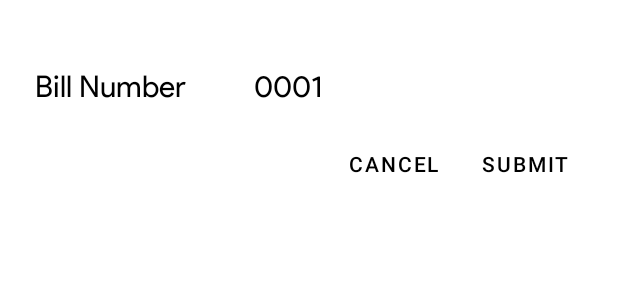
After one commit to NetworkSoftware/OneTouchBillUser, an Android app: the layout success_dialog.xml on its own in the app's theme, with its tools: preview values and no code run, on a phone screen of 412 x 824 dp. The commit adds this screen. Shown: the top 300 px of the screen. Run offline under Robolectric (Android 15) with nearby library versions, the phone set to English and light mode, and no system bars; network calls fail.

Commit message:
commit_07/11

```diff
--- a/app/src/main/res/layout/activity_main.xml
+++ b/app/src/main/res/layout/activity_main.xml
@@ -271,6 +271,7 @@
                             android:fontFamily="@font/sans"
                             android:gravity="center"
                             android:hint="No"
+                            android:imeOptions="actionNext"
                             android:inputType="number"
                             android:textColor="@color/black"
                             android:textColorHint="@color/gray"
@@ -292,6 +293,7 @@
                             android:layout_weight="1"
                             android:backgroundTint="@color/transparent"
                             android:fontFamily="@font/sans"
+                            android:imeOptions="actionNext"
                             android:gravity="center"
                             android:hint="Quantity"
                             android:inputType="number"
--- a/app/src/main/res/layout/customer_details.xml
+++ b/app/src/main/res/layout/customer_details.xml
@@ -52,7 +52,7 @@
                 </com.google.android.material.textfield.TextInputLayout>
 
                 <com.google.android.material.textfield.TextInputLayout
-                    android:id="@+id/perQuantityText"
+                    android:id="@+id/whatsappNumberText"
                     style="@style/Widget.MaterialComponents.TextInputLayout.OutlinedBox"
                     android:layout_width="match_parent"
                     android:layout_height="wrap_content"
@@ -68,7 +68,9 @@
                         android:layout_gravity="center"
                         android:backgroundTint="@color/gray"
                         android:fontFamily="@font/sans"
-                        android:inputType="numberDecimal"
+                        android:inputType="number"
+                        android:maxLength="10"
+                        android:digits="0123456789"
                         android:textColorHint="#c6c6c6"
                         android:textSize="15dp" />
 
--- /dev/null
+++ b/app/src/main/res/layout/success_dialog.xml
@@ -0,0 +1,96 @@
+<?xml version="1.0" encoding="utf-8"?>
+<FrameLayout xmlns:android="http://schemas.android.com/apk/res/android"
+    xmlns:app="http://schemas.android.com/apk/res-auto"
+    android:layout_width="fill_parent"
+    android:layout_height="wrap_content"
+    android:layout_gravity="top"
+    android:gravity="top"
+    android:orientation="vertical">
+
+    <FrameLayout
+        android:layout_width="match_parent"
+        android:layout_height="wrap_content"
+        android:layout_gravity="center_vertical"
+        android:layout_marginLeft="8dp"
+        android:layout_marginTop="20dp"
+        android:layout_marginRight="8dp"
+        android:orientation="vertical">
+
+        <LinearLayout
+            android:layout_width="match_parent"
+            android:layout_height="wrap_content"
+            android:orientation="vertical"
+            android:padding="10dp">
+
+
+            <LinearLayout
+                android:layout_width="match_parent"
+                android:layout_height="wrap_content"
+                android:layout_margin="5dp"
+                android:orientation="vertical">
+
+                <LinearLayout
+                    android:layout_width="match_parent"
+                    android:layout_height="wrap_content"
+                    android:orientation="horizontal">
+
+
+                    <TextView
+                        android:layout_width="wrap_content"
+                        android:layout_height="wrap_content"
+                        android:fontFamily="@font/sans"
+                        android:text="Bill Number"
+                        android:textColor="@color/black"
+                        android:textSize="20dp" />
+
+                    <TextView
+                        android:id="@+id/billNo"
+                        android:layout_width="wrap_content"
+                        android:layout_height="wrap_content"
+                        android:layout_marginLeft="45dp"
+                        android:fontFamily="@font/sans"
+                        android:text="0001"
+                        android:textColor="@color/black"
+                        android:textSize="20dp" />
+                </LinearLayout>
+
+
+            </LinearLayout>
+
+
+            <LinearLayout
+                android:layout_width="match_parent"
+                android:layout_height="wrap_content"
+                android:layout_gravity="right"
+                android:layout_marginTop="10dp"
+                android:gravity="right"
+                android:orientation="horizontal">
+
+                <Button
+                    android:id="@+id/cancelBtn"
+                    style="@style/Widget.MaterialComponents.Button.TextButton"
+                    android:layout_width="wrap_content"
+                    android:layout_height="wrap_content"
+                    android:text="Cancel" />
+
+                <Button
+                    android:id="@+id/submitBtn"
+                    style="@style/Widget.MaterialComponents.Button.TextButton"
+                    android:layout_width="wrap_content"
+                    android:layout_height="wrap_content"
+                    android:text="Submit" />
+            </LinearLayout>
+        </LinearLayout>
+
+
+    </FrameLayout>
+
+    <ImageView
+        android:layout_width="80dp"
+        android:layout_height="80dp"
+        android:layout_gravity="top|center"
+        android:layout_marginTop="90dp"
+        android:src="@drawable/app_logo"
+        android:visibility="gone" />
+
+</FrameLayout>
```
Also changed, not shown: app/src/main/java/smart/pro/pattasukadai/MainActivity.java (+70 -33 lines), app/src/main/java/smart/pro/pattasukadai/app/AppController.java (+15 -1 lines), app/src/main/res/drawable/ic_baseline_check_circle_24.xml (added, +10 -0 lines), 11 other files.
